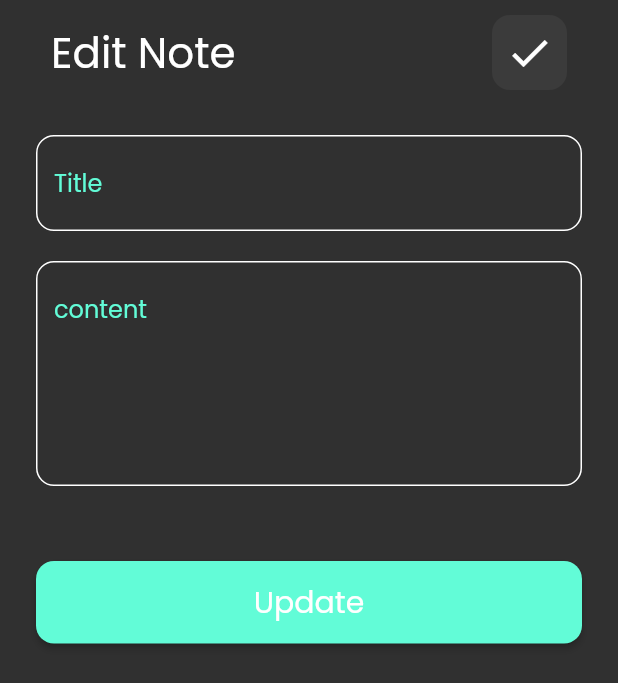
After one commit to MahMoh22/to_do_App, a Flutter app: the screen it shows after launch, after a tap on "Note Title", on a phone screen of 412 x 824 dp. The commit adds this screen. Shown: the top 683 px of the screen. Run offline on Flutter 3.47's test engine with Material 2 defaults, Android fonts, the phone set to English and light mode, and no system bars.

Commit message:
create edit note view

```diff
--- a/lib/main.dart
+++ b/lib/main.dart
@@ -11,6 +11,7 @@ class ToDo extends StatelessWidget {
   @override
   Widget build(BuildContext context) {
     return MaterialApp(
+      debugShowCheckedModeBanner: false,
       theme: ThemeData(brightness: Brightness.dark, fontFamily: 'Poppins'),
       home: const NotesView(),
     );
--- /dev/null
+++ b/lib/views/edit_note_view.dart
@@ -0,0 +1,11 @@
+import 'package:flutter/material.dart';
+import 'package:todo1/widgets/edit_note_view_body.dart';
+
+class EditNoteView extends StatelessWidget {
+  const EditNoteView({super.key});
+
+  @override
+  Widget build(BuildContext context) {
+    return EditNoteViewBody();
+  }
+}
--- a/lib/widgets/custom_appbar.dart
+++ b/lib/widgets/custom_appbar.dart
@@ -2,20 +2,21 @@ import 'package:flutter/material.dart';
 import 'package:todo1/widgets/search_icon.dart';
 
 class CustomAppBar extends StatelessWidget {
-  const CustomAppBar({super.key});
-
+  const CustomAppBar({super.key, required this.title, required this.icon});
+  final String title;
+  final IconData icon;
   @override
   Widget build(BuildContext context) {
     return Padding(
       padding: const EdgeInsets.all(10.0),
       child: Row(
         mainAxisAlignment: MainAxisAlignment.spaceBetween,
-        children: const [
+        children: [
           Text(
-            'Notes',
+            title,
             style: TextStyle(fontSize: 28),
           ),
-          SearchIcon(),
+          SearchIcon(icon: icon),
         ],
       ),
     );
--- /dev/null
+++ b/lib/widgets/edit_note_view_body.dart
@@ -0,0 +1,40 @@
+import 'package:flutter/material.dart';
+import 'package:todo1/widgets/custom_appbar.dart';
+import 'package:todo1/widgets/custom_button.dart';
+import 'package:todo1/widgets/cutom_text_field.dart';
+
+class EditNoteViewBody extends StatelessWidget {
+  const EditNoteViewBody({super.key});
+
+  @override
+  Widget build(BuildContext context) {
+    return Scaffold(
+      body: Padding(
+        padding: EdgeInsets.symmetric(horizontal: 24),
+        child: Column(
+          children: [
+            CustomAppBar(
+              title: 'Edit Note',
+              icon: Icons.check,
+            ),
+            SizedBox(height: 20,),
+            CustomTextField(
+              hint: 'Title',
+            ),
+            SizedBox(
+              height: 20,
+            ),
+            CustomTextField(
+              hint: 'content',
+              maxLines: 5,
+            ),
+            SizedBox(
+              height: 50,
+            ),
+            CustomButton(title: 'Update')
+          ],
+        ),
+      ),
+    );
+  }
+}
--- a/lib/widgets/note_item.dart
+++ b/lib/widgets/note_item.dart
@@ -1,11 +1,20 @@
 import 'package:flutter/material.dart';
+import 'package:todo1/views/edit_note_view.dart';
 
 class NoteItem extends StatelessWidget {
   const NoteItem({super.key});
 
   @override
   Widget build(BuildContext context) {
-    return Container(
+    return GestureDetector(
+      onTap: () {
+        Navigator.push(context, MaterialPageRoute(
+          builder: (context) {
+            return EditNoteView();
+          },
+        ));
+      },
+      child: Container(
         padding: EdgeInsets.only(left: 16, top: 16, bottom: 16),
         decoration: BoxDecoration(
           color: Color(0xffFFCC80),
@@ -23,7 +32,8 @@ class NoteItem extends StatelessWidget {
                 padding: const EdgeInsets.symmetric(vertical: 16),
                 child: Text(
                   'Note body or Note description, something to do.',
-                style: TextStyle(color: Colors.black.withOpacity(.5), fontSize: 18),
+                  style: TextStyle(
+                      color: Colors.black.withOpacity(.5), fontSize: 18),
                 ),
               ),
               trailing: IconButton(
@@ -36,11 +46,13 @@ class NoteItem extends StatelessWidget {
               padding: const EdgeInsets.only(right: 24),
               child: Text(
                 '31/7/2023',
-              style: TextStyle(color: Colors.black.withOpacity(.5), fontSize: 16),
+                style: TextStyle(
+                    color: Colors.black.withOpacity(.5), fontSize: 16),
               ),
             ),
           ],
         ),
+      ),
     );
   }
 }
--- a/lib/widgets/notes_view_body.dart
+++ b/lib/widgets/notes_view_body.dart
@@ -11,7 +11,10 @@ class NotesViewBody extends StatelessWidget {
       padding: const EdgeInsets.symmetric(horizontal: 24),
       child: Column(
         children: const [
-          CustomAppBar(),
+          CustomAppBar(
+            title: 'Notes',
+            icon: Icons.search,
+          ),
           NotesListView(),
         ],
       ),
--- a/lib/widgets/search_icon.dart
+++ b/lib/widgets/search_icon.dart
@@ -1,8 +1,8 @@
 import 'package:flutter/material.dart';
 
 class SearchIcon extends StatelessWidget {
-  const SearchIcon({super.key});
-
+  const SearchIcon({super.key, required this.icon});
+  final IconData icon;
   @override
   Widget build(BuildContext context) {
     return Container(
@@ -12,7 +12,10 @@ class SearchIcon extends StatelessWidget {
         color: Colors.white.withOpacity(.05),
         borderRadius: BorderRadius.circular(12),
       ),
-      child: const Icon(Icons.search, size: 32,),
+      child: Icon(
+        icon,
+        size: 32,
+      ),
     );
   }
 }
```
Lines whose indentation alone changed are shown as unchanged.
